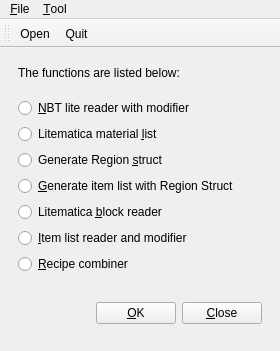
This is src/qt/mainwindow.ui in DreamHelium/dhlrc as Qt 5 draws it before an edit. The edited form follows.
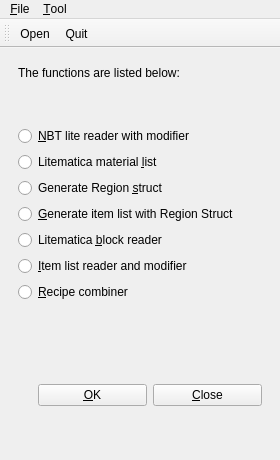
This is the edited form. Icons and pictures are not drawn.

```diff
--- a/src/qt/mainwindow.ui
+++ b/src/qt/mainwindow.ui
@@ -7,7 +7,7 @@
     <x>0</x>
     <y>0</y>
     <width>280</width>
-    <height>351</height>
+    <height>460</height>
    </rect>
   </property>
   <property name="windowTitle">
@@ -31,9 +31,6 @@
            </item>
            <item>
             <spacer name="verticalSpacer_3">
-             <property name="orientation">
-              <enum>Qt::Orientation::Vertical</enum>
-             </property>
              <property name="sizeHint" stdset="0">
               <size>
                <width>20</width>
@@ -96,9 +93,6 @@
            </item>
            <item>
             <spacer name="verticalSpacer">
-             <property name="orientation">
-              <enum>Qt::Orientation::Vertical</enum>
-             </property>
              <property name="sizeHint" stdset="0">
               <size>
                <width>20</width>
@@ -113,9 +107,6 @@
           <layout class="QHBoxLayout" name="horizontalLayout">
            <item>
             <spacer name="horizontalSpacer">
-             <property name="orientation">
-              <enum>Qt::Orientation::Horizontal</enum>
-             </property>
              <property name="sizeHint" stdset="0">
               <size>
                <width>20</width>
```
Left out of the diff: 37 changed lines with no effect on the pictures.
